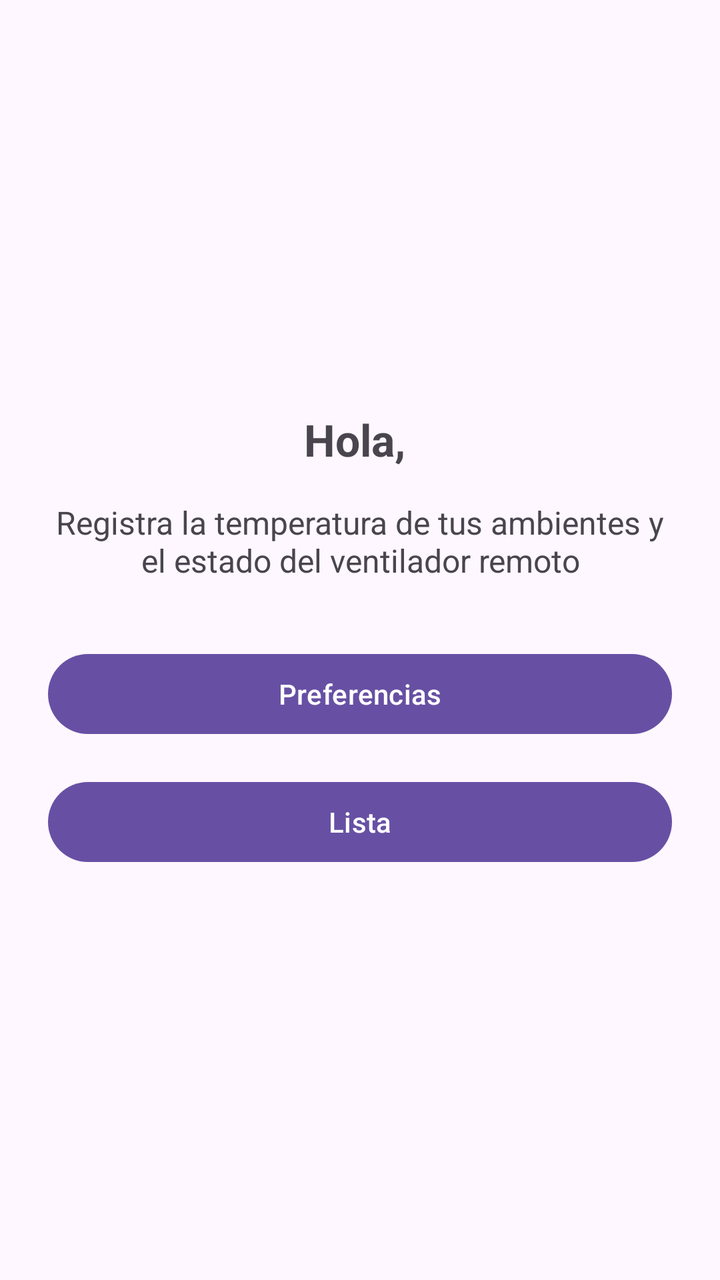
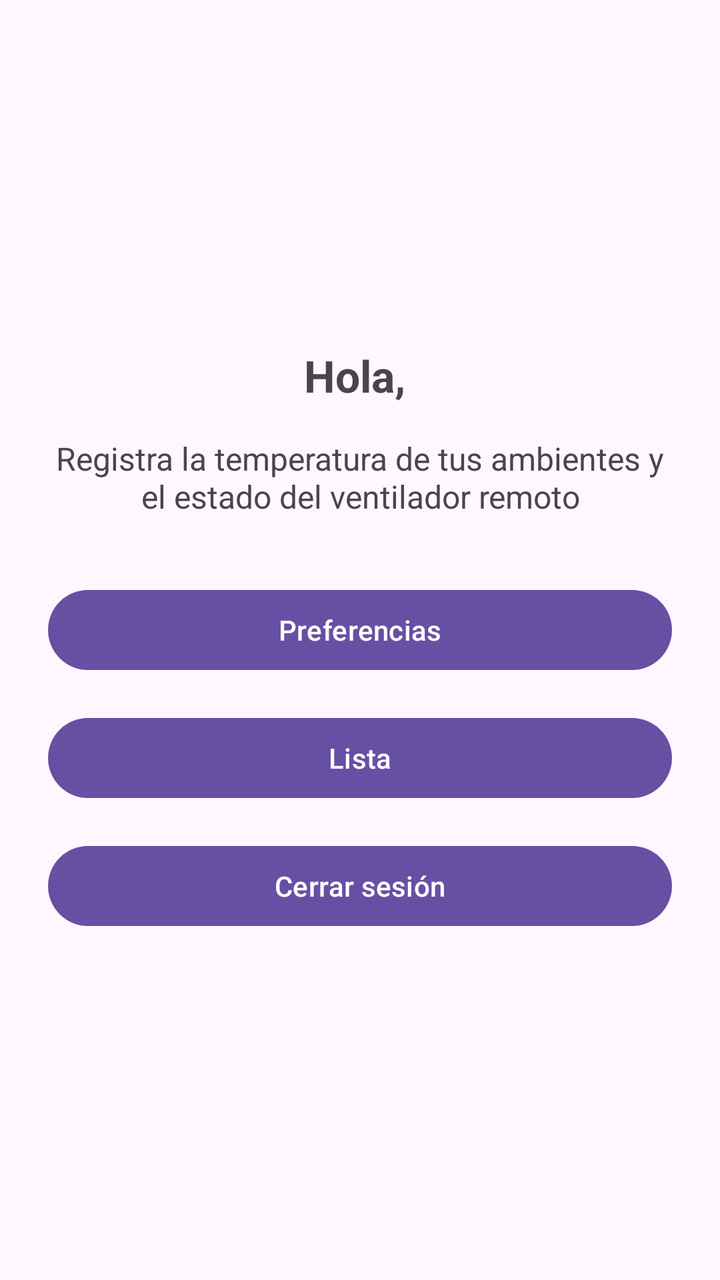

The first picture is an Android layout as it rendered before a commit; the second is the same layout after the commit. The layout source and the unified diff follow.
<!-- AndroidManifest.xml: application theme Theme.MyApplication123 -->
<!-- res/layout/activity_bienvenida.xml -->
<?xml version="1.0" encoding="utf-8"?>
<ScrollView xmlns:android="http://schemas.android.com/apk/res/android"
    android:id="@+id/bienvenidaLayout"
    android:layout_width="match_parent"
    android:layout_height="match_parent"
    android:fillViewport="true">

    <LinearLayout
        android:layout_width="match_parent"
        android:layout_height="wrap_content"
        android:orientation="vertical"
        android:gravity="center"
        android:padding="24dp">

        <TextView
            android:id="@+id/tvSaludo"
            android:layout_width="wrap_content"
            android:layout_height="wrap_content"
            android:text="Hola, "
            android:textSize="22sp"
            android:textStyle="bold"
            android:layout_marginBottom="16dp" />

        <TextView
            android:id="@+id/tvDescripcion"
            android:layout_width="match_parent"
            android:layout_height="wrap_content"
            android:text="Registra la temperatura de tus ambientes y el estado del ventilador remoto"
            android:textSize="16sp"
            android:textAlignment="center"
            android:layout_marginBottom="32dp" />

        <Button
            android:id="@+id/btnPreferencias"
            android:layout_width="match_parent"
            android:layout_height="wrap_content"
            android:text="Preferencias"
            android:layout_marginBottom="16dp" />

        <Button
            android:id="@+id/btnLista"
            android:layout_width="match_parent"
            android:layout_height="wrap_content"
            android:text="Lista" />

    </LinearLayout>
</ScrollView>
<!-- resources referenced by this layout -->
<resources>
  <style name="Theme.MyApplication123" parent="Base.Theme.MyApplication123" />
  <style name="Base.Theme.MyApplication123" parent="Theme.Material3.DayNight.NoActionBar">
          
          
      </style>
</resources>

<!-- the commit's change to res/layout/activity_bienvenida.xml (unified diff, before → after) -->
@@ -41,7 +41,14 @@
             android:id="@+id/btnLista"
             android:layout_width="match_parent"
             android:layout_height="wrap_content"
-            android:text="Lista" />
+            android:text="Lista"
+            android:layout_marginBottom="16dp" />
+
+        <Button
+            android:id="@+id/btnCerrarSesion"
+            android:layout_width="match_parent"
+            android:layout_height="wrap_content"
+            android:text="Cerrar sesión" />
 
     </LinearLayout>
 </ScrollView>
